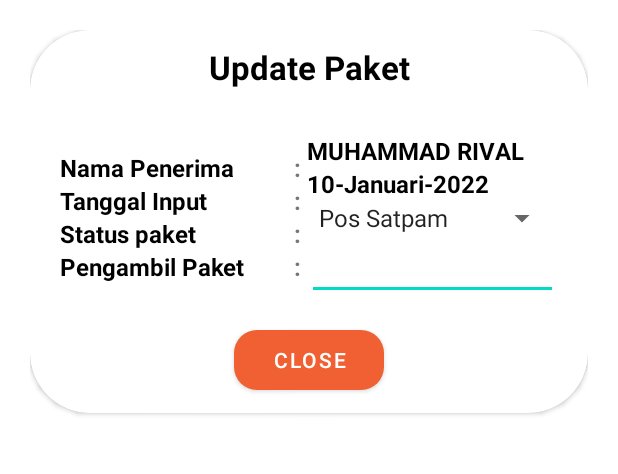
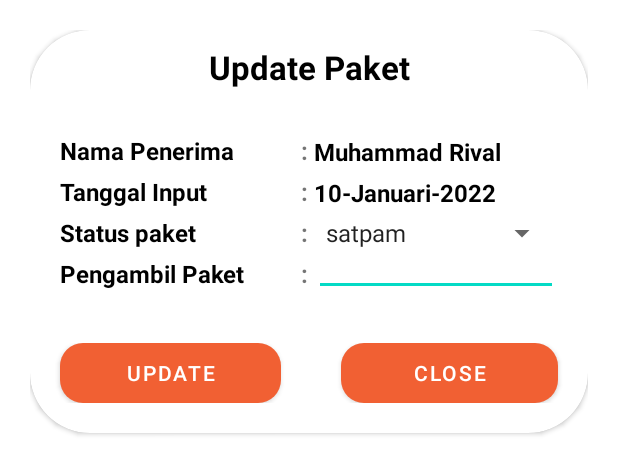
Before and after one commit to Mammuasyir/CRUD-with-rest-API, an Android app: the layout edit_dialog.xml on its own in the app's theme, with its tools: preview values and no code run, on a phone screen of 412 x 824 dp. Shown: the top 474 px of the screen. Run offline under Robolectric (Android 15) with nearby library versions, the light colour scheme and no system bars.

Commit message:
fixed edit

```diff
--- a/app/src/main/res/layout/edit_dialog.xml
+++ b/app/src/main/res/layout/edit_dialog.xml
@@ -48,16 +48,16 @@
                     <TextView
                         android:layout_width="wrap_content"
                         android:layout_height="wrap_content"
-                        android:layout_marginRight="10dp"
                         android:text="Nama Penerima"
+                        android:layout_marginBottom="5dp"
                         android:textColor="@color/black"
                         android:textSize="16dp"
-                        android:textStyle="bold" />
+                        android:textStyle="bold"/>
 
                     <TextView
                         android:layout_width="wrap_content"
                         android:layout_height="wrap_content"
-                        android:layout_marginRight="10dp"
+                        android:layout_marginBottom="5dp"
                         android:text="Tanggal Input"
                         android:textColor="@color/black"
                         android:textSize="16dp"
@@ -66,7 +66,7 @@
                     <TextView
                         android:layout_width="wrap_content"
                         android:layout_height="wrap_content"
-                        android:layout_marginRight="10dp"
+                        android:layout_marginBottom="5dp"
                         android:text="Status paket"
                         android:textColor="@color/black"
                         android:textSize="16dp"
@@ -75,7 +75,7 @@
                     <TextView
                         android:layout_width="wrap_content"
                         android:layout_height="wrap_content"
-                        android:layout_marginRight="10dp"
+                        android:layout_marginBottom="5dp"
                         android:text="Pengambil Paket"
                         android:textColor="@color/black"
                         android:textSize="16dp"
@@ -93,6 +93,7 @@
                     <TextView
                         android:layout_width="wrap_content"
                         android:layout_height="wrap_content"
+                        android:layout_marginBottom="5dp"
                         android:text=": "
                         android:textSize="16dp"
                         android:textStyle="bold" />
@@ -100,6 +101,7 @@
                     <TextView
                         android:layout_width="wrap_content"
                         android:layout_height="wrap_content"
+                        android:layout_marginBottom="5dp"
                         android:text=": "
                         android:textSize="16dp"
                         android:textStyle="bold" />
@@ -107,6 +109,7 @@
                     <TextView
                         android:layout_width="wrap_content"
                         android:layout_height="wrap_content"
+                        android:layout_marginBottom="5dp"
                         android:text=": "
                         android:textSize="16dp"
                         android:textStyle="bold" />
@@ -114,6 +117,7 @@
                     <TextView
                         android:layout_width="wrap_content"
                         android:layout_height="wrap_content"
+                        android:layout_marginBottom="5dp"
                         android:text=": "
                         android:textSize="16dp"
                         android:textStyle="bold" />
@@ -130,17 +134,18 @@
                         android:id="@+id/tv_nama_dtl"
                         android:layout_width="wrap_content"
                         android:layout_height="wrap_content"
+                        android:layout_marginBottom="5dp"
                         android:maxLines="2"
                         android:text="Muhammad Rival"
-                        android:textAllCaps="true"
                         android:textColor="@color/black"
                         android:textSize="16dp"
                         android:textStyle="bold" />
 
                     <TextView
-                        android:id="@+id/tv_taggal_dtl"
+                        android:id="@+id/tv_tanggal_dtl"
                         android:layout_width="wrap_content"
                         android:layout_height="wrap_content"
+                        android:layout_marginBottom="4dp"
                         android:text="10-Januari-2022 "
                         android:textColor="@color/black"
                         android:textSize="16dp"
@@ -156,23 +161,43 @@
                     <EditText
                         android:id="@+id/edt_pengambil_paket"
                         android:layout_width="match_parent"
-                        android:layout_height="wrap_content"
+                        android:layout_height="30dp"
                         android:inputType="text"
                         android:textColor="@color/black"
                         android:textSize="16dp"
-                        android:textStyle="bold" />
+                        android:textStyle="bold"/>
                 </LinearLayout>
             </LinearLayout>
 
-            <Button
-                android:layout_width="100dp"
-                android:layout_height="40dp"
-                android:layout_below="@id/data_1"
-                android:id="@+id/btn_close"
-                android:layout_centerHorizontal="true"
-                android:layout_marginBottom="15dp"
-                android:background="@drawable/btn_shape"
-                android:text="Close" />
+            <LinearLayout
+                android:layout_width="match_parent"
+                android:layout_height="wrap_content"
+                android:layout_marginTop="10dp"
+                android:layout_marginBottom="20dp"
+                android:layout_below="@id/data_1">
+
+                <Button
+                    android:id="@+id/btn_update"
+                    android:layout_width="wrap_content"
+                    android:layout_height="40dp"
+                    android:layout_weight="1"
+                    android:layout_marginRight="20dp"
+                    android:layout_marginLeft="20dp"
+                    android:backgroundTint="@color/teal_700"
+                    android:background="@drawable/btn_shape"
+                    android:text="Update" />
+
+                <Button
+                    android:id="@+id/btn_close"
+                    android:layout_width="wrap_content"
+                    android:layout_height="40dp"
+                    android:layout_weight="1"
+                    android:layout_marginLeft="20dp"
+                    android:layout_marginRight="20dp"
+                    android:background="@drawable/btn_shape"
+                    android:text="Close" />
+
+            </LinearLayout>
 
         </RelativeLayout>
 
--- a/app/src/main/res/values/strings.xml
+++ b/app/src/main/res/values/strings.xml
@@ -98,8 +98,8 @@
     <string name="hello_blank_fragment">Hello blank fragment</string>
 
     <array name="Status">
-        <item>Pos Satpam</item>
-        <item>Musyrif</item>
-        <item>Selesai</item>
+        <item>satpam</item>
+        <item>musyrif</item>
+        <item>selesai</item>
     </array>
 </resources>
```
Also changed, not shown: app/src/main/java/com/rival/my_packet/adapter/paket/PaketAdapter.kt (+34 -8 lines), app/src/main/java/com/rival/my_packet/api/ApiServices.kt (+8 -0 lines), app/src/main/java/com/rival/my_packet/ui/paket/SatpamPaketFragment.kt (+12 -9 lines), app/src/main/res/layout/create_paket.xml (+5 -4 lines), 1 other file.
